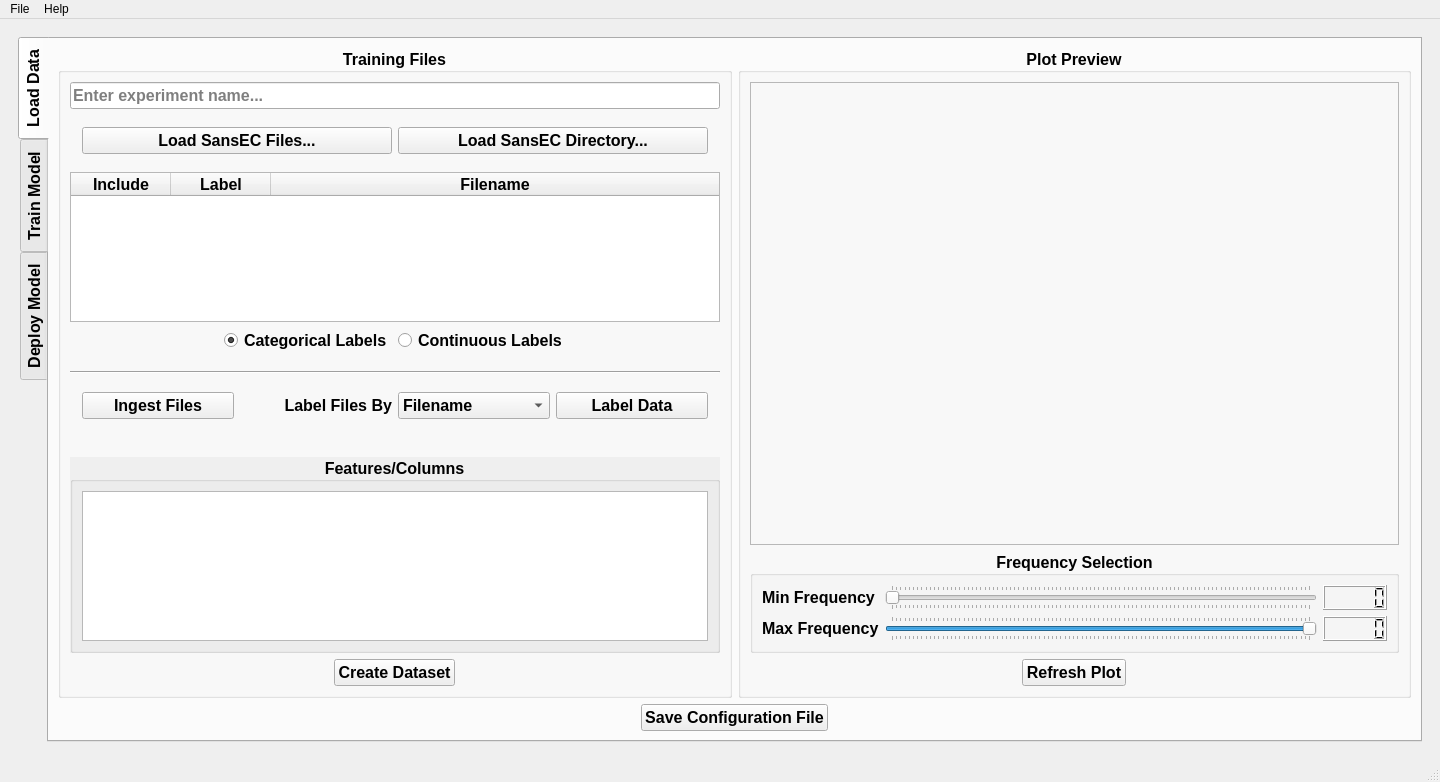
Before: the Qt Designer form qtapp/gui/interface.ui in GyroidInc/sbh-kivyapp, drawn with Qt 5.
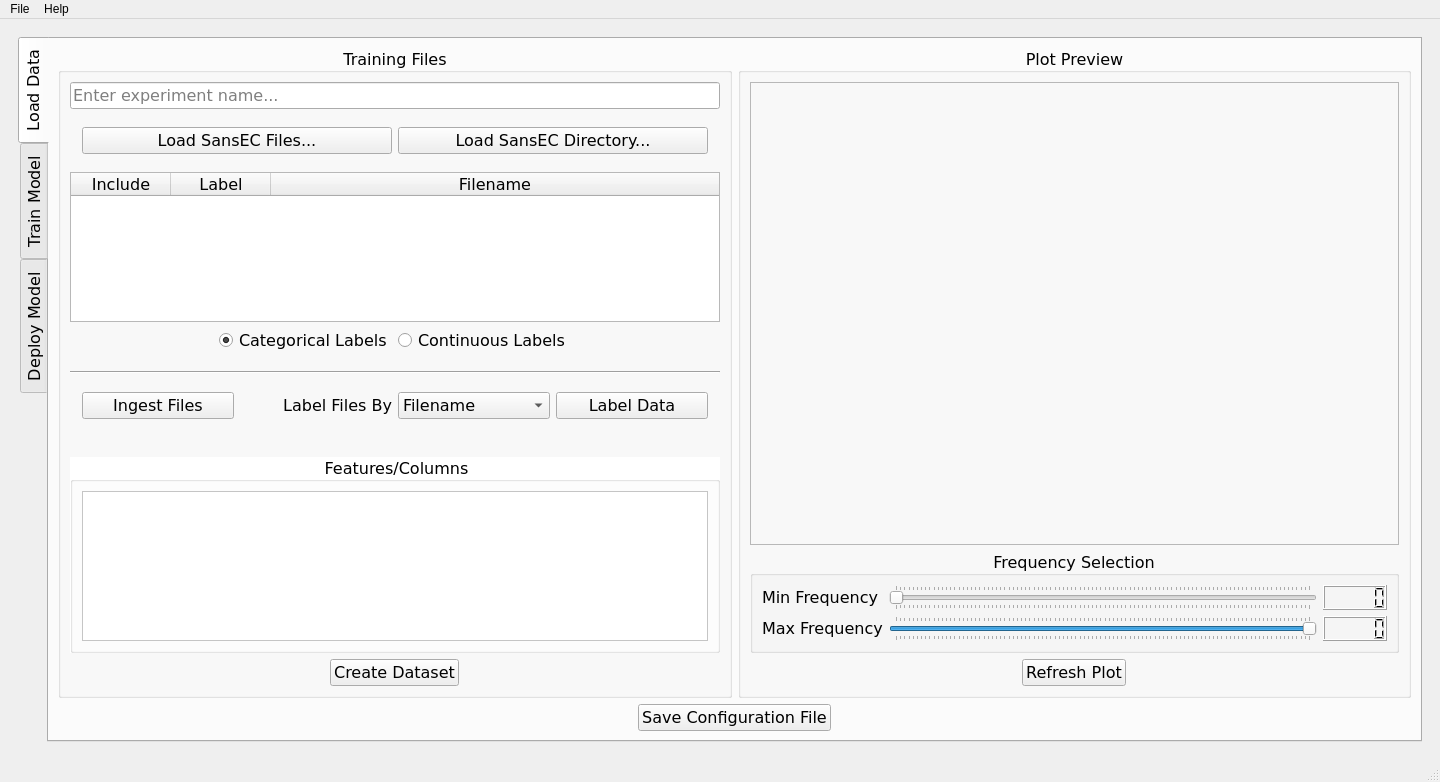
After: the same form once the commit is applied. Icons and pictures are not drawn.

Commit message: Changed font type on UI

Patch:
```diff
--- a/qtapp/gui/interface.ui
+++ b/qtapp/gui/interface.ui
@@ -26,7 +26,11 @@
      <widget class="QWidget" name="Widget_Main" native="true">
       <property name="font">
        <font>
+        <family>Verdana</family>
         <pointsize>12</pointsize>
+        <weight>50</weight>
+        <italic>false</italic>
+        <bold>false</bold>
        </font>
       </property>
       <property name="styleSheet">
@@ -46,12 +50,11 @@
          </property>
          <property name="font">
           <font>
+           <family>Verdana</family>
            <pointsize>12</pointsize>
-           <weight>75</weight>
+           <weight>50</weight>
            <italic>false</italic>
-           <bold>true</bold>
-           <underline>false</underline>
-           <strikeout>false</strikeout>
+           <bold>false</bold>
           </font>
          </property>
          <property name="cursor">
@@ -60,6 +63,9 @@
          <property name="mouseTracking">
           <bool>false</bool>
          </property>
+         <property name="autoFillBackground">
+          <bool>false</bool>
+         </property>
          <property name="styleSheet">
           <string notr="true">QTabWidget::tab-bar {
     right: 0; 
@@ -104,9 +110,11 @@
             <widget class="QPushButton" name="T1_Button_SaveConfigurationFile">
              <property name="font">
               <font>
+               <family>Verdana</family>
                <pointsize>12</pointsize>
-               <weight>75</weight>
-               <bold>true</bold>
+               <weight>50</weight>
+               <italic>false</italic>
+               <bold>false</bold>
               </font>
              </property>
              <property name="toolTip">
@@ -121,9 +129,11 @@
             <widget class="QGroupBox" name="T1_GroupBox_Files">
              <property name="font">
               <font>
+               <family>Verdana</family>
                <pointsize>12</pointsize>
-               <weight>75</weight>
-               <bold>true</bold>
+               <weight>50</weight>
+               <italic>false</italic>
+               <bold>false</bold>
               </font>
              </property>
              <property name="autoFillBackground">
@@ -143,7 +153,11 @@
                <widget class="QLineEdit" name="T1_Label_ExperimentName">
                 <property name="font">
                  <font>
+                  <family>Verdana</family>
                   <pointsize>12</pointsize>
+                  <weight>50</weight>
+                  <italic>false</italic>
+                  <bold>false</bold>
                  </font>
                 </property>
                 <property name="toolTip">
@@ -172,9 +186,11 @@
                  <widget class="QPushButton" name="T1_Button_LoadDirectory">
                   <property name="font">
                    <font>
+                    <family>Verdana</family>
                     <pointsize>12</pointsize>
-                    <weight>75</weight>
-                    <bold>true</bold>
+                    <weight>50</weight>
+                    <italic>false</italic>
+                    <bold>false</bold>
                    </font>
                   </property>
                   <property name="toolTip">
@@ -189,9 +205,11 @@
                  <widget class="QPushButton" name="T1_Button_LoadFiles">
                   <property name="font">
                    <font>
+                    <family>Verdana</family>
                     <pointsize>12</pointsize>
-                    <weight>75</weight>
-                    <bold>true</bold>
+                    <weight>50</weight>
+                    <italic>false</italic>
+                    <bold>false</bold>
                    </font>
                   </property>
                   <property name="toolTip">
@@ -208,7 +226,11 @@
                <widget class="QTableWidget" name="T1_TableWidget_Files">
                 <property name="font">
                  <font>
+                  <family>Verdana</family>
                   <pointsize>12</pointsize>
+                  <weight>50</weight>
+                  <italic>false</italic>
+                  <bold>false</bold>
                  </font>
                 </property>
                 <property name="toolTip">
@@ -306,7 +328,11 @@
                  <widget class="QRadioButton" name="T1_RadioButton_ContinuousLabels">
                   <property name="font">
                    <font>
+                    <family>Verdana</family>
                     <pointsize>12</pointsize>
+                    <weight>50</weight>
+                    <italic>false</italic>
+                    <bold>false</bold>
                    </font>
                   </property>
                   <property name="toolTip">
@@ -321,7 +347,11 @@
                  <widget class="QRadioButton" name="T1_RadioButton_CategoricalLabels">
                   <property name="font">
                    <font>
+                    <family>Verdana</family>
                     <pointsize>12</pointsize>
+                    <weight>50</weight>
+                    <italic>false</italic>
+                    <bold>false</bold>
                    </font>
                   </property>
                   <property name="toolTip">
@@ -362,7 +392,11 @@
                  <widget class="QLabel" name="T1_Label_LabelFilesBy">
                   <property name="font">
                    <font>
+                    <family>Verdana</family>
                     <pointsize>12</pointsize>
+                    <weight>50</weight>
+                    <italic>false</italic>
+                    <bold>false</bold>
                    </font>
                   </property>
                   <property name="text">
@@ -377,9 +411,11 @@
                  <widget class="QPushButton" name="T1_Button_LoadLabelFiles">
                   <property name="font">
                    <font>
+                    <family>Verdana</family>
                     <pointsize>12</pointsize>
-                    <weight>75</weight>
-                    <bold>true</bold>
+                    <weight>50</weight>
+                    <italic>false</italic>
+                    <bold>false</bold>
                    </font>
                   </property>
                   <property name="toolTip">
@@ -394,7 +430,11 @@
                  <widget class="QComboBox" name="T1_ComboBox_LabelFilesBy">
                   <property name="font">
                    <font>
+                    <family>Verdana</family>
                     <pointsize>12</pointsize>
+                    <weight>50</weight>
+                    <italic>false</italic>
+                    <bold>false</bold>
                    </font>
                   </property>
                   <property name="toolTip">
@@ -416,9 +456,11 @@
                  <widget class="QPushButton" name="T1_Button_IngestFiles">
                   <property name="font">
                    <font>
+                    <family>Verdana</family>
                     <pointsize>12</pointsize>
-                    <weight>75</weight>
-                    <bold>true</bold>
+                    <weight>50</weight>
+                    <italic>false</italic>
+                    <bold>false</bold>
                    </font>
                   </property>
                   <property name="toolTip">
@@ -435,7 +477,11 @@
                <spacer name="T1_VerticalSpacer">
                 <property name="font">
                  <font>
+                  <family>Verdana</family>
                   <pointsize>12</pointsize>
+                  <weight>50</weight>
+                  <italic>false</italic>
+                  <bold>false</bold>
                  </font>
                 </property>
                 <property name="orientation">
@@ -456,13 +502,18 @@
                <widget class="QGroupBox" name="T1_GroupBox_FeaturesColumns">
                 <property name="font">
                  <font>
+                  <family>Verdana</family>
                   <pointsize>12</pointsize>
-                  <weight>75</weight>
-                  <bold>true</bold>
+                  <weight>50</weight>
+                  <italic>false</italic>
+                  <bold>false</bold>
                  </font>
                 </property>
                 <property name="autoFillBackground">
-                 <bool>true</bool>
+                 <bool>false</bool>
+                </property>
+                <property name="styleSheet">
+                 <string notr="true">background-color: rgb(255, 255, 255);</string>
                 </property>
                 <property name="title">
                  <string>Features/Columns</string>
@@ -490,9 +541,11 @@
                <widget class="QPushButton" name="T1_Button_CreateDataset">
                 <property name="font">
                  <font>
+                  <family>Verdana</family>
                   <pointsize>12</pointsize>
-                  <weight>75</weight>
-                  <bold>true</bold>
+                  <weight>50</weight>
+                  <italic>false</italic>
+                  <bold>false</bold>
                  </font>
                 </property>
                 <property name="toolTip">
@@ -510,9 +563,11 @@
             <widget class="QGroupBox" name="T1_GroupBox_PlotPreview">
              <property name="font">
               <font>
+               <family>Verdana</family>
                <pointsize>12</pointsize>
-               <weight>75</weight>
-               <bold>true</bold>
+               <weight>50</weight>
+               <italic>false</italic>
+               <bold>false</bold>
               </font>
              </property>
              <property name="title">
@@ -550,9 +605,11 @@
                <widget class="QGroupBox" name="T1_GroupBox_FrequencySelection">
                 <property name="font">
                  <font>
+                  <family>Verdana</family>
                   <pointsize>12</pointsize>
-                  <weight>75</weight>
-                  <bold>true</bold>
+                  <weight>50</weight>
+                  <italic>false</italic>
+                  <bold>false</bold>
                  </font>
                 </property>
                 <property name="title">
@@ -580,7 +637,11 @@
                   <widget class="QSlider" name="T1_HorizontalSlider_MinFrequency">
                    <property name="font">
                     <font>
+                     <family>Verdana</family>
                      <pointsize>12</pointsize>
+                     <weight>50</weight>
+                     <italic>false</italic>
+                     <bold>false</bold>
                     </font>
                    </property>
                    <property name="toolTip">
@@ -601,7 +662,11 @@
                   <widget class="QSlider" name="T1_HorizontalSlider_MaxFrequency">
                    <property name="font">
                     <font>
+                     <family>Verdana</family>
                      <pointsize>12</pointsize>
+                     <weight>50</weight>
+                     <italic>false</italic>
+                     <bold>false</bold>
                     </font>
                    </property>
                    <property name="toolTip">
@@ -631,7 +696,11 @@
                   <widget class="QLabel" name="T1_Label_MaxFrequency">
                    <property name="font">
                     <font>
+                     <family>Verdana</family>
                      <pointsize>12</pointsize>
+                     <weight>50</weight>
+                     <italic>false</italic>
+                     <bold>false</bold>
                     </font>
                    </property>
                    <property name="text">
@@ -643,7 +712,11 @@
                   <widget class="QLabel" name="T1_Label_MinFrequency">
                    <property name="font">
                     <font>
+                     <family>Verdana</family>
                      <pointsize>12</pointsize>
+                     <weight>50</weight>
+                     <italic>false</italic>
+                     <bold>false</bold>
                     </font>
                    </property>
                    <property name="text">
@@ -658,9 +731,11 @@
                <widget class="QPushButton" name="T1_Button_RefreshPlot">
                 <property name="font">
                  <font>
+                  <family>Verdana</family>
                   <pointsize>12</pointsize>
-                  <weight>75</weight>
-                  <bold>true</bold>
+                  <weight>50</weight>
+                  <italic>false</italic>
+                  <bold>false</bold>
                  </font>
                 </property>
                 <property name="toolTip">
```
Left out of the diff: 170 changed lines with no effect on the pictures. The commit also changes 1 other file.
